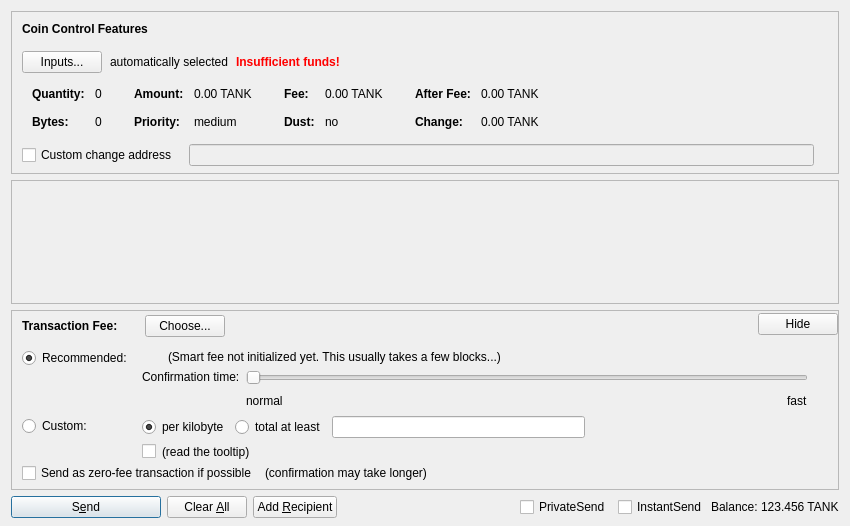
Before: the Qt Designer form src/qt/forms/sendcoinsdialog.ui in officialXGalaxy/XGalaxy, drawn with Qt 5.
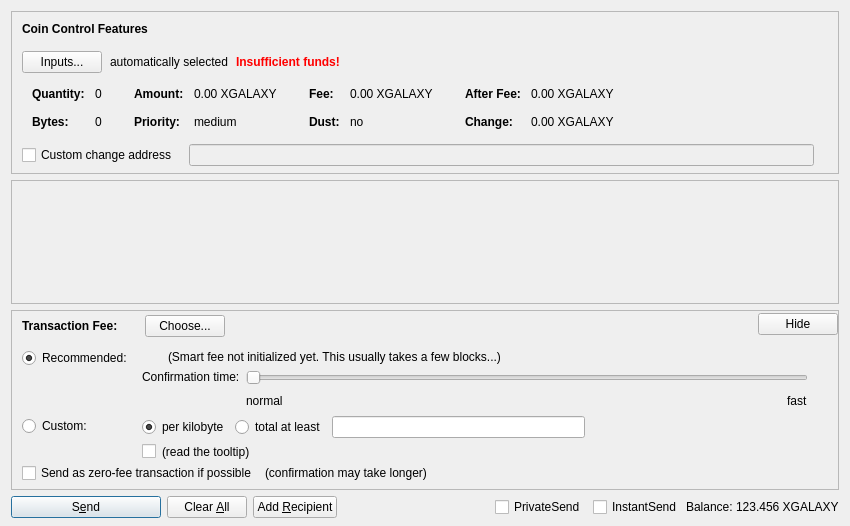
After: the same form once the commit is applied. Custom widgets are drawn as their Qt base class.

Patch:
```diff
--- a/src/qt/forms/sendcoinsdialog.ui
+++ b/src/qt/forms/sendcoinsdialog.ui
@@ -324,7 +324,7 @@
                   <enum>Qt::ActionsContextMenu</enum>
                  </property>
                  <property name="text">
-                  <string notr="true">0.00 TANK</string>
+                  <string notr="true">0.00 XGALAXY</string>
                  </property>
                  <property name="textInteractionFlags">
                   <set>Qt::LinksAccessibleByMouse|Qt::TextSelectableByKeyboard|Qt::TextSelectableByMouse</set>
@@ -404,7 +404,7 @@
                   <enum>Qt::ActionsContextMenu</enum>
                  </property>
                  <property name="text">
-                  <string notr="true">0.00 TANK</string>
+                  <string notr="true">0.00 XGALAXY</string>
                  </property>
                  <property name="textInteractionFlags">
                   <set>Qt::LinksAccessibleByMouse|Qt::TextSelectableByKeyboard|Qt::TextSelectableByMouse</set>
@@ -484,7 +484,7 @@
                   <enum>Qt::ActionsContextMenu</enum>
                  </property>
                  <property name="text">
-                  <string notr="true">0.00 TANK</string>
+                  <string notr="true">0.00 XGALAXY</string>
                  </property>
                  <property name="textInteractionFlags">
                   <set>Qt::LinksAccessibleByMouse|Qt::TextSelectableByKeyboard|Qt::TextSelectableByMouse</set>
@@ -513,7 +513,7 @@
                   <enum>Qt::ActionsContextMenu</enum>
                  </property>
                  <property name="text">
-                  <string notr="true">0.00 TANK</string>
+                  <string notr="true">0.00 XGALAXY</string>
                  </property>
                  <property name="textInteractionFlags">
                   <set>Qt::LinksAccessibleByMouse|Qt::TextSelectableByKeyboard|Qt::TextSelectableByMouse</set>
@@ -1366,7 +1366,7 @@
           <cursorShape>IBeamCursor</cursorShape>
          </property>
          <property name="text">
-          <string notr="true">123.456 TANK</string>
+          <string notr="true">123.456 XGALAXY</string>
          </property>
          <property name="textInteractionFlags">
           <set>Qt::LinksAccessibleByMouse|Qt::TextSelectableByKeyboard|Qt::TextSelectableByMouse</set>
```
Left out of the diff: 6 changed lines with no effect on the pictures.
